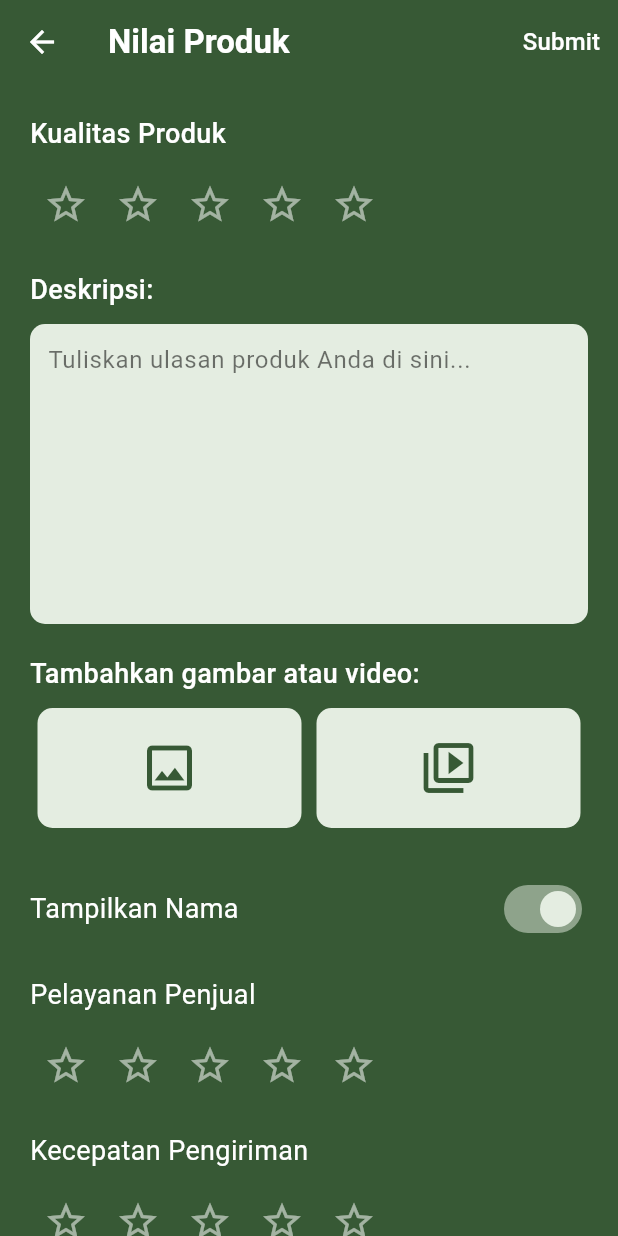
After one commit to ameliawaruwu/Go-Maggot-Flutter, a Flutter app: the FeedbackPage screen opened by its route, on a phone screen of 412 x 824 dp. The commit adds this screen. Run offline on Flutter 3.47's test engine with Material 3 defaults, Android fonts, the phone set to English and light mode, and no system bars.

Commit message:
Membuat halaman feedback

```diff
--- /dev/null
+++ b/lib/feedback.dart
@@ -0,0 +1,214 @@
+// lib/feedback_page.dart
+import 'package:flutter/material.dart';
+import 'rating_star.dart';
+
+class FeedbackPage extends StatefulWidget {
+  const FeedbackPage({super.key});
+
+  @override
+  State<FeedbackPage> createState() => _FeedbackPageState();
+}
+
+class _FeedbackPageState extends State<FeedbackPage> {
+  // State untuk menyimpan nilai-nilai feedback
+  int _productQualityRating = 0;
+  int _sellerServiceRating = 0;
+  int _deliverySpeedRating = 0;
+  String _description = '';
+  bool _showName = true;
+  bool _mediaAttached = false; // Simulasi untuk menandakan media telah dipilih
+
+  // Warna-warna yang diestimasi dari desain gambar
+  final Color primaryColor = const Color.fromARGB(255, 55, 89, 53); // Latar Belakang Utama
+  final Color cardColor = const Color(0xFFE4EDE1); // Warna Card/Background Deskripsi
+  final Color textColor = Colors.white;
+
+  void _submitFeedback() {
+    // Logika untuk mengirim data ke server
+    debugPrint('Feedback Dikirim:');
+    debugPrint('Kualitas Produk: $_productQualityRating');
+    debugPrint('Pelayanan Penjual: $_sellerServiceRating');
+    debugPrint('Kecepatan Pengiriman: $_deliverySpeedRating');
+    debugPrint('Deskripsi: $_description');
+    debugPrint('Tampilkan Nama: $_showName');
+
+    ScaffoldMessenger.of(context).showSnackBar(
+      const SnackBar(content: Text('Ulasan produk berhasil dikirim!')),
+    );
+  }
+
+  // Widget untuk tombol unggah media
+  Widget _buildMediaUploadButton(IconData icon, String label) {
+    return Expanded(
+      child: Container(
+        height: 80,
+        margin: const EdgeInsets.symmetric(horizontal: 5),
+        child: ElevatedButton(
+          onPressed: () {
+            // Logika memilih file gambar/video
+            setState(() {
+              _mediaAttached = true; // Set state untuk simulasi
+            });
+            debugPrint('Memilih $label');
+          },
+          style: ElevatedButton.styleFrom(
+            backgroundColor: cardColor, // Warna latar belakang tombol
+            shape: RoundedRectangleBorder(
+              borderRadius: BorderRadius.circular(10),
+            ),
+            elevation: 0,
+          ),
+          child: Icon(icon, size: 40, color: primaryColor),
+        ),
+      ),
+    );
+  }
+
+  @override
+  Widget build(BuildContext context) {
+    return Scaffold(
+      backgroundColor: primaryColor,
+      appBar: AppBar(
+        backgroundColor: primaryColor,
+        elevation: 0,
+        leading: IconButton(
+          icon: Icon(Icons.arrow_back, color: textColor),
+          onPressed: () => Navigator.pop(context),
+        ),
+        title: Text(
+          'Nilai Produk',
+          style: TextStyle(color: textColor, fontWeight: FontWeight.w600),
+        ),
+        actions: [
+          TextButton(
+            onPressed: _submitFeedback,
+            child: Text(
+              'Submit',
+              style: TextStyle(color: textColor, fontSize: 16),
+            ),
+          ),
+        ],
+      ),
+      body: SingleChildScrollView(
+        padding: const EdgeInsets.all(20.0),
+        child: Column(
+          crossAxisAlignment: CrossAxisAlignment.start,
+          children: <Widget>[
+            // --- Kualitas Produk Rating ---
+            Text(
+              'Kualitas Produk',
+              style: TextStyle(
+                  color: textColor, fontSize: 18, fontWeight: FontWeight.w500),
+            ),
+            const SizedBox(height: 10),
+            // Widget Rating Bintang untuk Kualitas Produk
+            InteractiveRatingStars(
+              onRatingChanged: (rating) {
+                setState(() {
+                  _productQualityRating = rating;
+                });
+              },
+            ),
+            const SizedBox(height: 20),
+
+            // --- Deskripsi Text Area ---
+            Text(
+              'Deskripsi:',
+              style: TextStyle(
+                  color: textColor, fontSize: 18, fontWeight: FontWeight.w500),
+            ),
+            const SizedBox(height: 10),
+            Container(
+              height: 200,
+              decoration: BoxDecoration(
+                color: cardColor,
+                borderRadius: BorderRadius.circular(10),
+              ),
+              child: Padding(
+                padding: const EdgeInsets.all(12.0),
+                child: TextField(
+                  maxLines: null, // Memungkinkan banyak baris
+                  decoration: const InputDecoration.collapsed(
+                    hintText: 'Tuliskan ulasan produk Anda di sini...',
+                    hintStyle: TextStyle(color: Colors.black54),
+                  ),
+                  onChanged: (value) {
+                    _description = value;
+                  },
+                ),
+              ),
+            ),
+            const SizedBox(height: 20),
+
+            // --- Tambahkan Gambar atau Video ---
+            Text(
+              'Tambahkan gambar atau video:',
+              style: TextStyle(
+                  color: textColor, fontSize: 18, fontWeight: FontWeight.w500),
+            ),
+            const SizedBox(height: 10),
+            Row(
+              children: <Widget>[
+                _buildMediaUploadButton(Icons.image_outlined, 'gambar'),
+                _buildMediaUploadButton(Icons.video_library_outlined, 'video'),
+              ],
+            ),
+            const SizedBox(height: 30),
+
+            // --- Opsi Tampilkan Nama (Toggle) ---
+            Row(
+              mainAxisAlignment: MainAxisAlignment.spaceBetween,
+              children: <Widget>[
+                Text(
+                  'Tampilkan Nama',
+                  style: TextStyle(color: textColor, fontSize: 18),
+                ),
+                Switch(
+                  value: _showName,
+                  onChanged: (value) {
+                    setState(() {
+                      _showName = value;
+                    });
+                  },
+                  activeColor: cardColor,
+                  inactiveThumbColor: Colors.grey,
+                  inactiveTrackColor: Colors.grey.shade400,
+                ),
+              ],
+            ),
+            const SizedBox(height: 20),
+
+            // --- Pelayanan Penjual Rating ---
+            Text(
+              'Pelayanan Penjual',
+              style: TextStyle(color: textColor, fontSize: 18),
+            ),
+            const SizedBox(height: 10),
+            InteractiveRatingStars(
+              onRatingChanged: (rating) {
+                setState(() {
+                  _sellerServiceRating = rating;
+                });
+              },
+            ),
+            const SizedBox(height: 20),
+
+            // --- Kecepatan Pengiriman Rating ---
+            Text(
+              'Kecepatan Pengiriman',
+              style: TextStyle(color: textColor, fontSize: 18),
+            ),
+            const SizedBox(height: 10),
+            InteractiveRatingStars(
+              onRatingChanged: (rating) {
+                setState(() {
+                  _deliverySpeedRating = rating;
+                });
+              },
+            ),
+          ],
+        ),
+      ),
+    );
+  }
+}
--- a/lib/main.dart
+++ b/lib/main.dart
@@ -3,11 +3,13 @@ import 'product.dart';
 import 'login.dart';
 import 'keranjang.dart';
 import 'pembayaran.dart';
+import 'feedback.dart';
 
 const String LoginRoute = '/';
 const String ProductRoute = '/product';
 const String CartRoute = '/cart';
 const String PaymentRoute = '/payment';
+const String FeedbackRoute = '/feedback';
 
 void main() {
   runApp(const MyApp());
@@ -36,6 +38,7 @@ class MyApp extends StatelessWidget {
         ProductRoute: (context) => const ProductPage(),
         CartRoute: (context) => const CartScreen(),
         PaymentRoute: (context) => const PaymentPage(),
+        FeedbackRoute: (context) => const FeedbackPage(),
       },
     );
   }
--- /dev/null
+++ b/lib/rating_star.dart
@@ -0,0 +1,57 @@
+// lib/rating_star.dart
+import 'package:flutter/material.dart';
+
+// Warna yang konsisten dengan desain Anda
+const Color starColor = Colors.white;
+const Color unratedColor = Colors.white54;
+const Color ratingContainerColor = Color(0xFF6B8E6A); // Hijau Gelap
+
+class InteractiveRatingStars extends StatefulWidget {
+  final int initialRating;
+  final ValueChanged<int>? onRatingChanged;
+
+  const InteractiveRatingStars({
+    super.key,
+    this.initialRating = 0,
+    this.onRatingChanged,
+  });
+
+  @override
+  State<InteractiveRatingStars> createState() => _InteractiveRatingStarsState();
+}
+
+class _InteractiveRatingStarsState extends State<InteractiveRatingStars> {
+  late int _rating;
+
+  @override
+  void initState() {
+    super.initState();
+    _rating = widget.initialRating;
+  }
+
+  Widget _buildStar(int index) {
+    return IconButton(
+      iconSize: 30, // Ukuran bintang
+      padding: EdgeInsets.zero,
+      constraints: const BoxConstraints(),
+      icon: Icon(
+        index < _rating ? Icons.star : Icons.star_border,
+        color: index < _rating ? starColor : unratedColor,
+      ),
+      onPressed: () {
+        setState(() {
+          _rating = index + 1;
+        });
+        widget.onRatingChanged?.call(_rating);
+      },
+    );
+  }
+
+  @override
+  Widget build(BuildContext context) {
+    return Row(
+      mainAxisSize: MainAxisSize.min,
+      children: List.generate(5, (index) => _buildStar(index)),
+    );
+  }
+}
```
